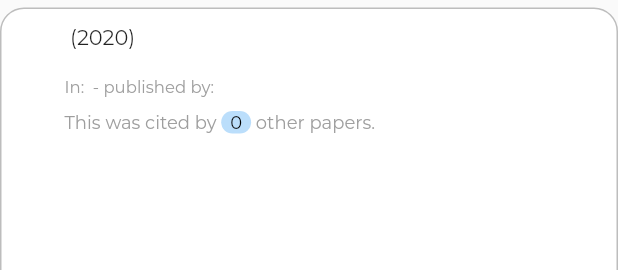
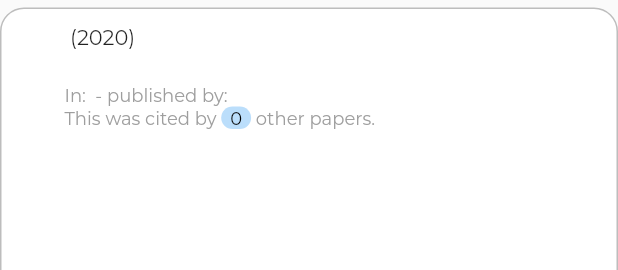
Before and after one commit to sebastiancelis98/CitationRexApp, a Flutter app: the RecommendationTile widget shown alone on an empty page, opened directly with empty values, on a phone screen of 412 x 824 dp. Shown: the top 270 px of the screen. Run offline on Flutter 3.47's test engine with Material 2 defaults, Android fonts, the phone set to English and light mode, and no system bars.

Commit message:
Update error text with less than 15 words

```diff
--- a/lib/main.dart
+++ b/lib/main.dart
@@ -200,7 +200,7 @@ class _DynamicBodyState extends State<DynamicBody> {
                         if (_textController.text.split(" ").length < 15) {
                           setState(() {
                             _errorText =
-                                'Warning! Sentences with less than 15 words yield less accurate results...';
+                                'Warning: Sentences with less than 15 words yield less accurate results...';
                           });
                         } else {
                           _errorText = null;
--- a/lib/utils/customwidgets.dart
+++ b/lib/utils/customwidgets.dart
@@ -79,13 +79,13 @@ class _RecommendationTileState extends State<RecommendationTile> {
                     color: Colors.grey[500],
                   ),
                 ),
-                SizedBox(height: 3),
+                SizedBox(height: 8),
                 Row(children: <Widget>[
                   Text(
                     "In: ",
                     style: TextStyle(
                       fontFamily: 'Montserrat',
-                      fontSize: 11,
+                      fontSize: 12,
                       color: Colors.grey[500],
                     ),
                   ),
@@ -93,7 +93,7 @@ class _RecommendationTileState extends State<RecommendationTile> {
                     widget.recommendation.venue,
                     style: TextStyle(
                       fontFamily: 'Montserrat',
-                      fontSize: 11,
+                      fontSize: 12,
                       color: Colors.grey[600],
                     ),
                   ),
@@ -101,7 +101,7 @@ class _RecommendationTileState extends State<RecommendationTile> {
                     " - published by: ",
                     style: TextStyle(
                       fontFamily: 'Montserrat',
-                      fontSize: 11,
+                      fontSize: 12,
                       color: Colors.grey[500],
                     ),
                   ),
@@ -109,12 +109,11 @@ class _RecommendationTileState extends State<RecommendationTile> {
                     widget.recommendation.publisher,
                     style: TextStyle(
                       fontFamily: 'Montserrat',
-                      fontSize: 11,
+                      fontSize: 12,
                       color: Colors.grey[600],
                     ),
                   ),
                 ]),
-                SizedBox(height: 10),
                 Row(
                     crossAxisAlignment: CrossAxisAlignment.center,
                     children: <Widget>[
```
